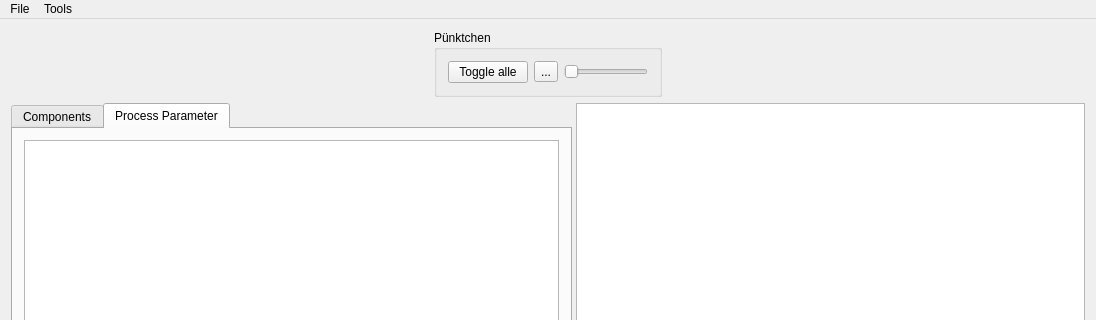
krofta/PnP, file mainwindow.ui: the form before one commit; both pictures show x 0 to 1096 and y 0 to 320 of the 1096 by 669 pixel window.
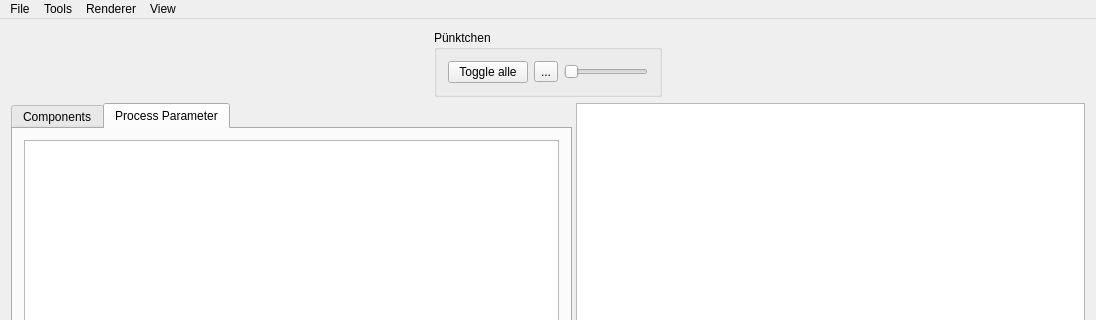
The form after the commit. Icons and pictures are not drawn. Custom widgets are drawn as their Qt base class.

The edit to the form file:
```diff
--- a/mainwindow.ui
+++ b/mainwindow.ui
@@ -211,8 +211,20 @@
     </property>
     <addaction name="actionToggle_all_parts"/>
    </widget>
+   <widget class="QMenu" name="menuRenderer">
+    <property name="title">
+     <string>Renderer</string>
+    </property>
+   </widget>
+   <widget class="QMenu" name="menuView">
+    <property name="title">
+     <string>View</string>
+    </property>
+   </widget>
    <addaction name="menuFile"/>
    <addaction name="menuTools"/>
+   <addaction name="menuRenderer"/>
+   <addaction name="menuView"/>
   </widget>
   <action name="actionNewProject">
    <property name="text">
```
